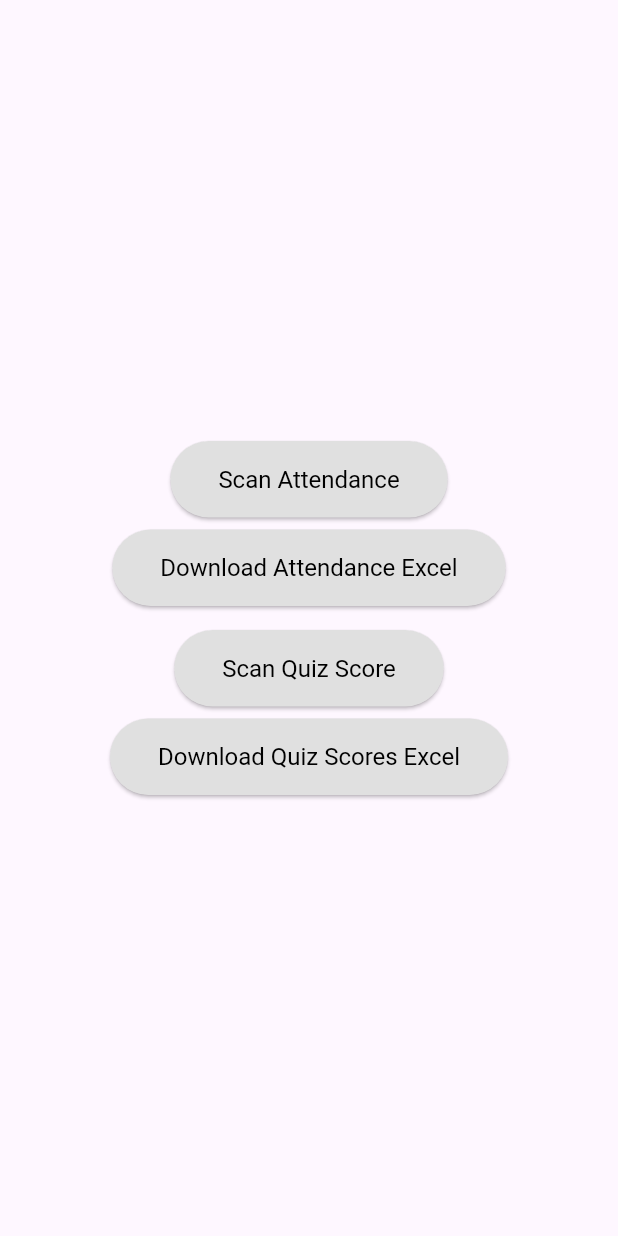
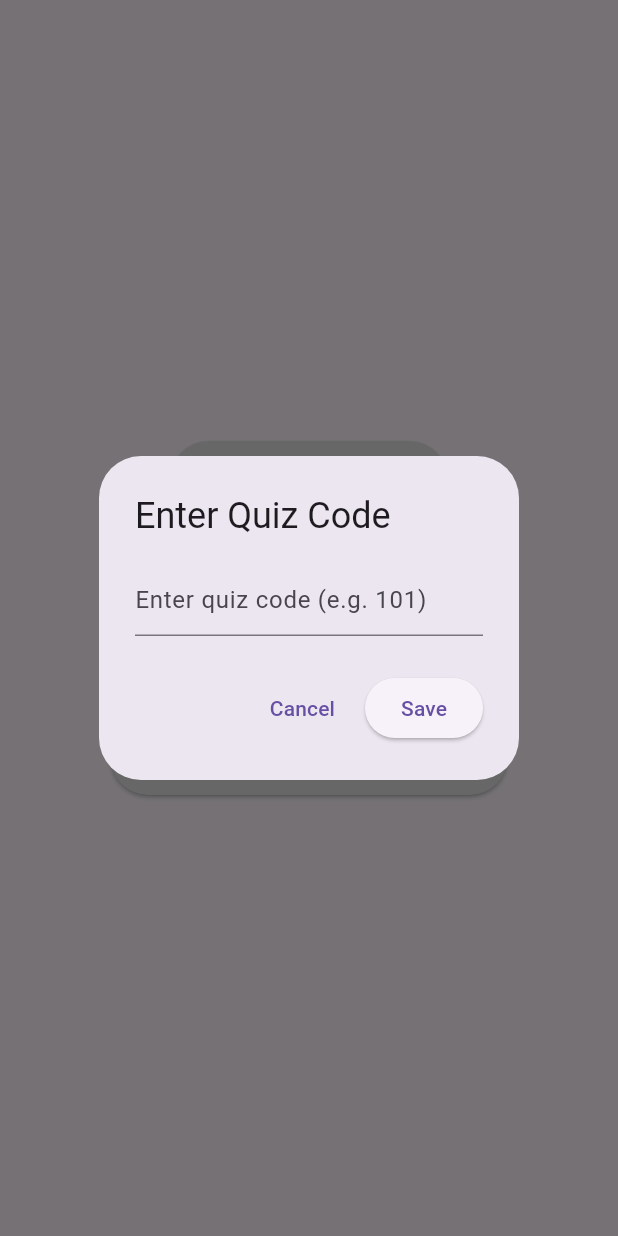
Before and after one commit to shazaElnagar/EduTrack, a Flutter app: the ScanOptionsScreen screen opened directly, after a tap on "Download Quiz Scores Excel", on a phone screen of 412 x 824 dp. Run offline on Flutter 3.47's test engine with Material 3 defaults, Android fonts, the phone set to English and light mode, and no system bars; our stand-ins replace dio, open_file, shared_preferences; missing offline and left inert: excel, mobile_scanner; accounts and stored records are empty.

Commit message:
save quiz

```diff
--- a/lib/O6U_App/Data/API/scan_quiz.dart
+++ b/lib/O6U_App/Data/API/scan_quiz.dart
@@ -12,28 +12,26 @@ class QuizDegreeRepository {
     ),
   );
 
-  Future<bool> sendQuizDegree(QuizDegree quizDegree) async {
+  Future<String> sendQuizDegree(QuizDegree quizDegree) async {
     try {
       print('Sending data: ${quizDegree.toJson()}');
 
       final response = await _dio.post(
         '/api/Instructor/save-scan-Quiz',
-        queryParameters: {
-          'id': 'fc5b79e8-a87f-4b8d-8393-36cb8a4b0a06',
-        },
+
         data: quizDegree.toJson(),
       );
 
       if (response.statusCode == 200 || response.statusCode == 201) {
         print('Success sending quiz degree');
-        return true;
+        return ('Success sending quiz degree');
       } else {
         print('Failed to send quiz degree: ${response.statusCode}');
-        return false;
+        return ('Failed to send quiz degree');
       }
-    } catch (e) {
+    }on DioException catch (e) {
       print('Error sending quiz degree: $e');
-      return false;
+      return ('Error sending quiz degree,  ${e.response?.data["message"]}');
     }
   }
 }
--- a/lib/O6U_App/Data/models/quiz_score.dart
+++ b/lib/O6U_App/Data/models/quiz_score.dart
@@ -27,7 +27,7 @@ class QuizDegree {
       'StudentCode': studentCode,
       'StudentName': studentName,
       'QuizCode': quizCode,
-      'Degree': degree,
+      'Degree': degree.toString(),
     };
   }
 }
--- a/lib/O6U_App/Presentation/view/subjects/subject_screen.dart
+++ b/lib/O6U_App/Presentation/view/subjects/subject_screen.dart
@@ -40,12 +40,12 @@ class ScanOptionsScreen extends StatelessWidget {
       context: context,
       builder: (BuildContext context) {
         return AlertDialog(
-          title: Text( 'Enter Lecture ID'),
+          title: Text( 'Enter Section ID'),
           content: TextField(
             controller: textController,
             keyboardType: TextInputType.number,
             decoration: InputDecoration(
-              hintText:  'Enter lecture ID (e.g. 101)',
+              hintText:  'Enter section ID (e.g. 101)',
             ),
           ),
           actions: [
@@ -64,6 +64,38 @@ class ScanOptionsScreen extends StatelessWidget {
       },
     );
   }
+  Future<String?> quiz(BuildContext context) async {
+    TextEditingController textController = TextEditingController();
+
+    return showDialog<String>(
+      context: context,
+      builder: (BuildContext context) {
+        return AlertDialog(
+          title: Text( 'Enter Quiz Code'),
+          content: TextField(
+            controller: textController,
+            keyboardType: TextInputType.number,
+            decoration: InputDecoration(
+              hintText: 'Enter quiz code (e.g. 101)',
+            ),
+          ),
+          actions: [
+            TextButton(
+              onPressed: () => Navigator.pop(context, null),
+              child: Text('Cancel'),
+            ),
+            ElevatedButton(
+              onPressed: () {
+                Navigator.pop(context, textController.text.trim());
+              },
+              child: Text('Save'),
+            ),
+          ],
+        );
+      },
+    );
+  }
+
   @override
 
   Widget build(BuildContext context) {
@@ -114,10 +146,12 @@ class ScanOptionsScreen extends StatelessWidget {
             ScanButton(
               text: 'Download Quiz Scores Excel',
               onPressed: () async {
-                await downloader.downloadAndOpenExcel(
-                  'http://systemuniversity.runasp.net/api/Instructor/export-DegreeOfQuizes?QuizCode=688',
-                  'Quiz688.xlsx',
-                );
+                final additionalData = await quiz(context);
+                if (additionalData != null)
+                  await downloader.downloadAndOpenExcel(
+                    'http://systemuniversity.runasp.net/api/Instructor/export-DegreeOfQuizes?QuizCode=$additionalData',
+                    'quiz_code$additionalData.xlsx',
+                  );
               },
             ),
           ],
@@ -162,7 +196,7 @@ class _QRViewExampleState extends State<QRViewExample> {
   bool isScanned = false;
   final MobileScannerController cameraController = MobileScannerController();
 
-  Future<String?> _promptForAdditionalData(BuildContext context) async {
+  Future<String?> _quiz(BuildContext context) async {
     TextEditingController textController = TextEditingController();
 
     return showDialog<String>(
@@ -200,7 +234,7 @@ class _QRViewExampleState extends State<QRViewExample> {
 
     final code = capture.barcodes.first.rawValue ?? '';
     print('sucess $code');
-    final additionalData = await _promptForAdditionalData(context);
+    final additionalData = await _quiz(context);
 
     if (additionalData != null) {
       setState(() {
@@ -255,13 +289,12 @@ class _QRViewExampleState extends State<QRViewExample> {
             );
 
             final repo = QuizDegreeRepository();
-            bool success = await repo.sendQuizDegree(quizDegree);
+            String message = await repo.sendQuizDegree(quizDegree);
 
             ScaffoldMessenger.of(context).showSnackBar(
               SnackBar(
-                content: Text(success
-                    ? 'Quiz degree sent successfully'
-                    : 'Quiz degree sent successfully'),
+                content: Text(message
+                   ),
               ),
             );
           } catch (e) {
```
